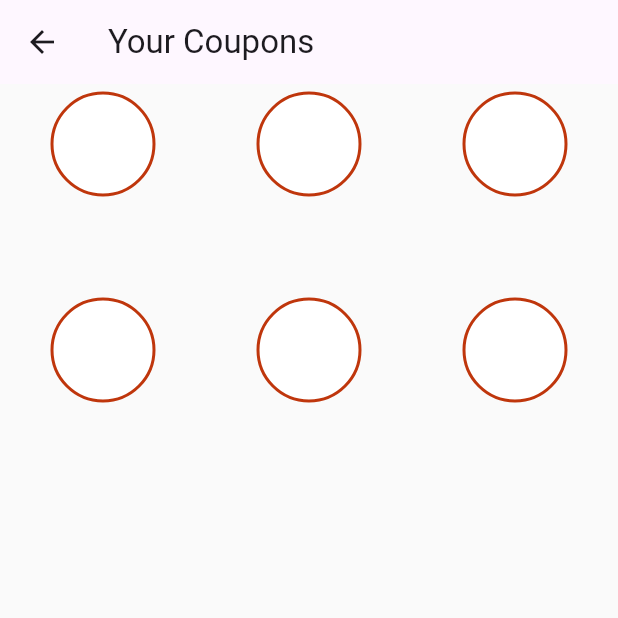
After one commit to ejsiik/EngineeringThesis, a Flutter app: the screen it shows once a user with an empty profile is signed in, after a tap on "Your Amount", on a phone screen of 412 x 824 dp, the top half of it. The commit adds this screen. Run offline on Flutter 3.47's test engine with Material 3 defaults, Android fonts, the phone set to English and light mode, and no system bars; our stand-ins replace firebase_auth, firebase_core, firebase_database, get, google_fonts; accounts and stored records are empty; network calls fail.

Commit message:
Coupons widget

```diff
--- a/mobile_app/lib/constants/colors.dart
+++ b/mobile_app/lib/constants/colors.dart
@@ -6,6 +6,7 @@ class AppColors {
   static const Color circleClose = Color(0xFFDD2C00);
   static const Color circleOpen = Color(0xFF64DD17);
   static const Color logout = Color(0xFFD50000);
+  static const Color white = Color.fromARGB(255, 255, 255, 255);
 
   // Light Mode Colors
   static const Color backgroundLight = Color(0xFFFAFAFA);
--- a/mobile_app/lib/database/data.dart
+++ b/mobile_app/lib/database/data.dart
@@ -8,6 +8,45 @@ class Data {
   Stream<User?> get authStateChanges => _firebaseAuth.authStateChanges();
   // Create a reference to the "users" node in the Realtime Database
   DatabaseReference usersRef = FirebaseDatabase.instance.ref().child('users');
+
+  DatabaseReference getCouponRef(int index) {
+    return FirebaseDatabase.instance
+        .ref()
+        .child('users')
+        .child(currentUser!.uid)
+        .child('coupons')
+        .child('coupon${index + 1}');
+  }
+
+  Future<List<Map<dynamic, dynamic>>> getAllCouponData() async {
+    try {
+      if (currentUser != null) {
+        List<Future<DataSnapshot>> futures = [];
+
+        // Create a list of futures for each coupon reference
+        for (int i = 0; i < 6; i++) {
+          DatabaseReference couponRef = getCouponRef(i);
+          futures.add(
+              couponRef.once().then((DatabaseEvent event) => event.snapshot));
+        }
+
+        // Wait for all futures to complete
+        List<DataSnapshot> snapshots = await Future.wait(futures);
+
+        // Convert DataSnapshots to List<Map<dynamic, dynamic>>
+        List<Map<dynamic, dynamic>> coupons = snapshots.map((snapshot) {
+          Map<dynamic, dynamic>? couponData =
+              snapshot.value as Map<dynamic, dynamic>?;
+          return couponData ?? {};
+        }).toList();
+
+        return coupons;
+      }
+    } on FirebaseAuthException {
+      rethrow;
+    }
+    return [];
+  }
 
   Future<String?> getUserName() async {
     try {
--- /dev/null
+++ b/mobile_app/lib/screens/user/home_page/coupon_card.dart
@@ -0,0 +1,111 @@
+import 'package:flutter/material.dart';
+import '../../../constants/colors.dart';
+import '../../../database/data.dart';
+import 'coupons.dart';
+
+class CouponCardWidget extends StatelessWidget {
+  const CouponCardWidget({Key? key});
+
+  @override
+  Widget build(BuildContext context) {
+    final ThemeData theme = Theme.of(context);
+    final Color backgroundColor = theme.scaffoldBackgroundColor;
+    final Color primaryColor = theme.brightness == Brightness.light
+        ? AppColors.primaryLight
+        : AppColors.primaryDark;
+    final Color textColor = theme.brightness == Brightness.light
+        ? AppColors.textLight
+        : AppColors.textDark;
+
+    return GestureDetector(
+      onTap: () {
+        _showCouponScreen(context);
+      },
+      child: Row(
+        children: [
+          Expanded(
+            child: Container(
+              padding: const EdgeInsets.all(10.0),
+              color: backgroundColor,
+              child: Row(
+                children: [
+                  Container(
+                    width: 60,
+                    height: 60,
+                    decoration: BoxDecoration(
+                      color: primaryColor,
+                    ),
+                    child: const Center(
+                      child: Icon(
+                        Icons.qr_code,
+                        size: 40,
+                      ),
+                    ),
+                  ),
+                  const SizedBox(width: 20),
+                  Text(
+                    'Your Amount',
+                    style: TextStyle(fontSize: 20, color: textColor),
+                  ),
+                  Icon(
+                    Icons.attach_money,
+                    size: 30,
+                    color: textColor,
+                  ),
+                ],
+              ),
+            ),
+          ),
+        ],
+      ),
+    );
+  }
+
+  void _showCouponScreen(BuildContext context) {
+    Data data = Data();
+    Navigator.push(
+      context,
+      MaterialPageRoute(
+        builder: (context) => CouponScreen(data: data),
+      ),
+    );
+  }
+}
+
+class CouponScreen extends StatelessWidget {
+  final Data data;
+
+  const CouponScreen({Key? key, required this.data}) : super(key: key);
+
+  @override
+  Widget build(BuildContext context) {
+    return Scaffold(
+      appBar: AppBar(
+        title: const Text('Your Coupons'),
+      ),
+      body: FutureBuilder<List<Map<dynamic, dynamic>>>(
+        future: data.getAllCouponData(),
+        builder: (context, snapshot) {
+          if (snapshot.connectionState == ConnectionState.waiting) {
+            return CircularProgressIndicator();
+          } else if (snapshot.hasError) {
+            return Text('Error: ${snapshot.error}');
+          } else if (!snapshot.hasData || snapshot.data!.isEmpty) {
+            return Text('No coupons available.');
+          } else {
+            return GridView.count(
+              crossAxisCount: 3,
+              children: snapshot.data!.map((couponData) {
+                return CouponCard(
+                  isFree: couponData['isFree'] ?? false,
+                  wasUsed: couponData['wasUsed'] ?? false,
+                  couponValue: couponData['couponValue'] ?? 0,
+                );
+              }).toList(),
+            );
+          }
+        },
+      ),
+    );
+  }
+}
--- /dev/null
+++ b/mobile_app/lib/screens/user/home_page/coupons.dart
@@ -0,0 +1,137 @@
+import 'package:flutter/material.dart';
+import 'package:firebase_database/firebase_database.dart';
+import '../../../constants/colors.dart';
+
+class CouponCardWithFirebaseData extends StatelessWidget {
+  const CouponCardWithFirebaseData(
+    this.couponRef, {
+    Key? key,
+    required this.isFree,
+  }) : super(key: key);
+
+  final DatabaseReference couponRef;
+  final bool isFree;
+
+  @override
+  Widget build(BuildContext context) {
+    return StreamBuilder<DatabaseEvent>(
+      stream: couponRef.onValue,
+      builder: (context, snapshot) {
+        if (snapshot.connectionState == ConnectionState.waiting) {
+          return const CircularProgressIndicator();
+        }
+
+        final couponData =
+            snapshot.data?.snapshot.value as Map<dynamic, dynamic>? ?? {};
+        //value as Map<dynamic, dynamic>? ?? {};
+        final wasUsed = couponData['wasUsed'] ?? false;
+        final couponValue = couponData['couponValue'] ?? 0;
+
+        return CouponCard(
+          isFree: isFree,
+          wasUsed: wasUsed,
+          couponValue: couponValue,
+        );
+      },
+    );
+  }
+}
+
+class CouponCard extends StatelessWidget {
+  const CouponCard({
+    Key? key,
+    required this.isFree,
+    required this.wasUsed,
+    required this.couponValue,
+  }) : super(key: key);
+
+  final bool isFree;
+  final bool wasUsed;
+  final int couponValue;
+
+  @override
+  Widget build(BuildContext context) {
+    final ThemeData theme = Theme.of(context);
+    final Color backgroundColor = theme.scaffoldBackgroundColor;
+    const Color couponColor = AppColors.circleOpen;
+    const Color accentColor = AppColors.accent;
+    const Color whiteColor = AppColors.white;
+    /*final Color primaryColor = theme.brightness == Brightness.light
+        ? AppColors.primaryLight
+        : AppColors.primaryDark;
+    final Color textColor = theme.brightness == Brightness.light
+        ? AppColors.textLight
+        : AppColors.textDark;*/
+
+    return Container(
+      margin: const EdgeInsets.symmetric(horizontal: 15, vertical: 5),
+      color: backgroundColor,
+      child: Column(
+        children: [
+          Container(
+            width: 70,
+            height: 70,
+            decoration: BoxDecoration(
+              color: whiteColor,
+              shape: BoxShape.circle,
+              border: Border.all(color: accentColor, width: 2),
+            ),
+            child: Stack(
+              alignment: Alignment.center,
+              children: [
+                if (wasUsed)
+                  const ClipOval(
+                    child: Icon(
+                      Icons.check_circle,
+                      color: couponColor,
+                      size: 55,
+                    ),
+                  ),
+                if (isFree)
+                  const Center(
+                    child: Column(
+                      mainAxisAlignment: MainAxisAlignment.center,
+                      children: [
+                        Text(
+                          'Darmowe',
+                          style: TextStyle(
+                            color: accentColor,
+                            fontSize: 15,
+                            fontWeight: FontWeight.bold,
+                          ),
+                        ),
+                        SizedBox(height: 5),
+                        Text(
+                          'Szkło!',
+                          style: TextStyle(
+                            color: accentColor,
+                            fontSize: 14,
+                          ),
+                        ),
+                      ],
+                    ),
+                  ),
+              ],
+            ),
+          ),
+          Expanded(
+            child: Column(
+              mainAxisAlignment: MainAxisAlignment.center,
+              children: [
+                if (wasUsed)
+                  Text(
+                    '$couponValue',
+                    style: const TextStyle(
+                      color: accentColor,
+                      fontSize: 14,
+                      fontWeight: FontWeight.bold,
+                    ),
+                  ),
+              ],
+            ),
+          ),
+        ],
+      ),
+    );
+  }
+}
--- a/mobile_app/lib/screens/user/home_page/home_page.dart
+++ b/mobile_app/lib/screens/user/home_page/home_page.dart
@@ -1,11 +1,19 @@
 import 'package:flutter/material.dart';
 import 'package:mobile_app/constants/colors.dart';
 import 'package:mobile_app/database/data.dart';
+import 'package:mobile_app/screens/user/home_page/coupon_card.dart';
 import '../../../authentication/auth.dart';
 
-class HomePage extends StatelessWidget {
+class HomePage extends StatefulWidget {
   const HomePage({super.key});
 
+  @override
+  State<HomePage> createState() {
+    return _HomePageState();
+  }
+}
+
+class _HomePageState extends State<HomePage> {
   void signOut() async {
     await Auth().signOut();
   }
@@ -122,44 +130,19 @@ class HomePage extends StatelessWidget {
               ],
             ),
 
-            // User money amount
-            Row(
-              children: [
-                Expanded(
-                  child: Container(
-                    padding: const EdgeInsets.all(10.0),
-                    color: backgroundColor,
-                    child: Row(
-                      children: [
-                        Container(
-                          width: 60,
-                          height: 60,
-                          decoration: BoxDecoration(
-                            color: primaryColor,
-                          ),
-                          child: const Center(
-                            child: Icon(
-                              Icons.qr_code,
-                              size: 40,
-                            ),
-                          ),
-                        ),
-                        const SizedBox(width: 20),
-                        Text(
-                          'Your Amount',
-                          style: TextStyle(fontSize: 20, color: textColor),
-                        ),
-                        Icon(
-                          Icons.attach_money,
-                          size: 30,
-                          color: textColor,
-                        ),
-                      ],
-                    ),
-                  ),
-                ),
-              ],
-            ),
+            const CouponCardWidget(),
+
+            /*GridView.count(
+              crossAxisCount: 3,
+              shrinkWrap: true,
+              physics: const NeverScrollableScrollPhysics(),
+              children: data.getAllCouponRefs().map((couponRef) {
+                return CouponCardWithFirebaseData(
+                  couponRef,
+                  isFree: false,
+                );
+              }).toList(),
+            ),*/
 
             // Empty container for future
             Flexible(
```
